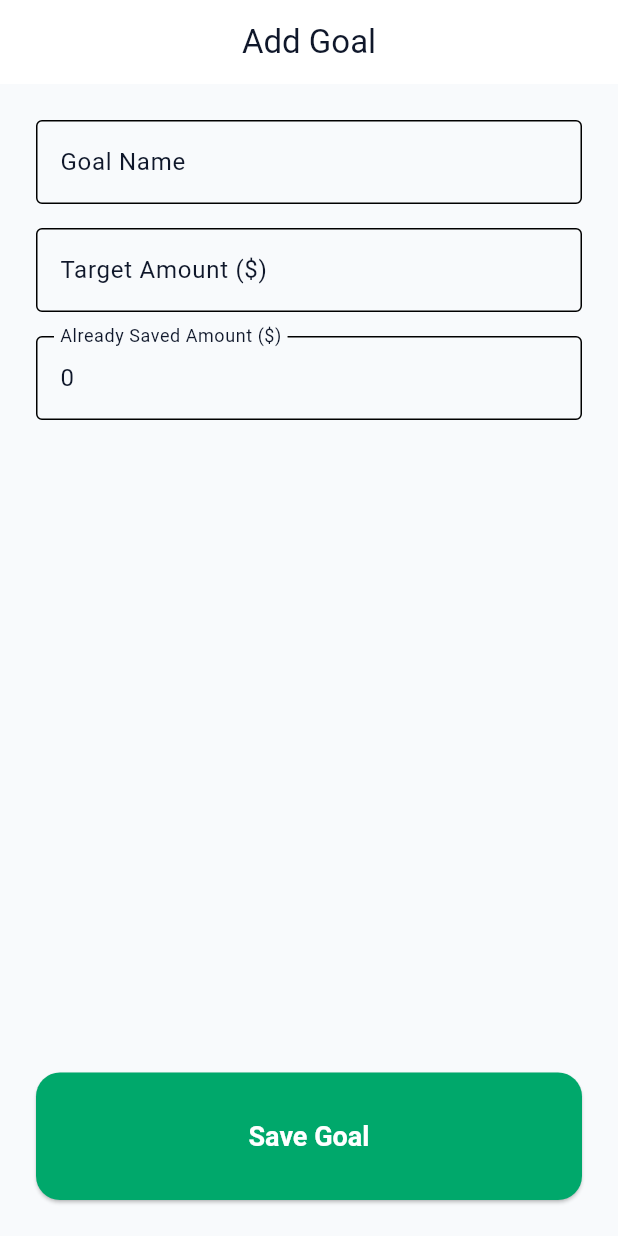
After one commit to Yashwant-Rangrej/Montra, a Flutter app: the AddGoalScreen screen opened by its route, on a phone screen of 412 x 824 dp. The commit adds this screen. Run offline on Flutter 3.47's test engine with Material 3 defaults, Android fonts, the phone set to English and light mode, and no system bars; our stand-ins replace drift, fl_chart, flutter_local_notifications, flutter_riverpod, go_router, image_picker and 2 more; missing offline and left inert: telephony; accounts and stored records are empty; generated files the repository leaves out were written again.

Commit message:
feat: implement budget and savings goal management features with database integration and UI screens

```diff
--- a/montra/lib/src/core/routing/app_router.dart
+++ b/montra/lib/src/core/routing/app_router.dart
@@ -10,6 +10,9 @@ import '../../presentation/main_scaffold.dart';
 import '../../presentation/transactions/add_transaction_screen.dart';
 import '../../presentation/accounts/accounts_screen.dart';
 import '../../presentation/accounts/add_account_screen.dart';
+import '../../presentation/goals/goals_screen.dart';
+import '../../presentation/goals/add_goal_screen.dart';
+import '../../presentation/budgets/add_budget_screen.dart';
 
 final GlobalKey<NavigatorState> _rootNavigatorKey = GlobalKey<NavigatorState>(debugLabel: 'root');
 final GlobalKey<NavigatorState> _shellNavigatorKey = GlobalKey<NavigatorState>(debugLabel: 'shell');
@@ -61,5 +64,20 @@ final GoRouter appRouter = GoRouter(
       parentNavigatorKey: _rootNavigatorKey,
       builder: (context, state) => const AddAccountScreen(),
     ),
+    GoRoute(
+      path: '/goals',
+      parentNavigatorKey: _rootNavigatorKey,
+      builder: (context, state) => const GoalsScreen(),
+    ),
+    GoRoute(
+      path: '/add-goal',
+      parentNavigatorKey: _rootNavigatorKey,
+      builder: (context, state) => const AddGoalScreen(),
+    ),
+    GoRoute(
+      path: '/add-budget',
+      parentNavigatorKey: _rootNavigatorKey,
+      builder: (context, state) => const AddBudgetScreen(),
+    ),
   ],
 );
--- /dev/null
+++ b/montra/lib/src/data/repositories/goal_repository_impl.dart
@@ -0,0 +1,74 @@
+import 'package:drift/drift.dart';
+import '../../domain/entities/goal_entity.dart';
+import '../../domain/repositories/goal_repository.dart';
+import '../database/database.dart';
+
+class GoalRepositoryImpl implements GoalRepository {
+  final AppDatabase _db;
+
+  GoalRepositoryImpl(this._db);
+
+  GoalEntity _mapGoalToEntity(Goal goal) {
+    return GoalEntity(
+      id: goal.id,
+      name: goal.name,
+      targetAmount: goal.targetAmount,
+      savedAmount: goal.savedAmount,
+      targetDate: goal.targetDate,
+      color: goal.color,
+      icon: goal.icon,
+      createdAt: goal.createdAt,
+    );
+  }
+
+  GoalsCompanion _mapEntityToGoal(GoalEntity entity) {
+    return GoalsCompanion(
+      id: entity.id == 0 ? const Value.absent() : Value(entity.id),
+      name: Value(entity.name),
+      targetAmount: Value(entity.targetAmount),
+      savedAmount: Value(entity.savedAmount),
+      targetDate: Value(entity.targetDate),
+      color: Value(entity.color),
+      icon: Value(entity.icon),
+      createdAt: Value(entity.createdAt),
+    );
+  }
+
+  @override
+  Future<List<GoalEntity>> getGoals() async {
+    final goals = await _db.select(_db.goals).get();
+    return goals.map(_mapGoalToEntity).toList();
+  }
+
+  @override
+  Future<GoalEntity?> getGoalById(int id) async {
+    final query = _db.select(_db.goals)..where((t) => t.id.equals(id));
+    final goal = await query.getSingleOrNull();
+    if (goal == null) return null;
+    return _mapGoalToEntity(goal);
+  }
+
+  @override
+  Future<int> insertGoal(GoalEntity goal) async {
+    final companion = _mapEntityToGoal(goal);
+    return await _db.into(_db.goals).insert(companion);
+  }
+
+  @override
+  Future<bool> updateGoal(GoalEntity goal) async {
+    final companion = _mapEntityToGoal(goal);
+    return await _db.update(_db.goals).replace(companion);
+  }
+
+  @override
+  Future<int> deleteGoal(int id) async {
+    return await (_db.delete(_db.goals)..where((t) => t.id.equals(id))).go();
+  }
+
+  @override
+  Stream<List<GoalEntity>> watchGoals() {
+    return _db.select(_db.goals).watch().map((goals) {
+      return goals.map(_mapGoalToEntity).toList();
+    });
+  }
+}
--- /dev/null
+++ b/montra/lib/src/domain/entities/goal_entity.dart
@@ -0,0 +1,43 @@
+class GoalEntity {
+  final int id;
+  final String name;
+  final double targetAmount;
+  final double savedAmount;
+  final DateTime? targetDate;
+  final String? color;
+  final String? icon;
+  final DateTime createdAt;
+
+  GoalEntity({
+    required this.id,
+    required this.name,
+    required this.targetAmount,
+    required this.savedAmount,
+    this.targetDate,
+    this.color,
+    this.icon,
+    required this.createdAt,
+  });
+
+  GoalEntity copyWith({
+    int? id,
+    String? name,
+    double? targetAmount,
+    double? savedAmount,
+    DateTime? targetDate,
+    String? color,
+    String? icon,
+    DateTime? createdAt,
+  }) {
+    return GoalEntity(
+      id: id ?? this.id,
+      name: name ?? this.name,
+      targetAmount: targetAmount ?? this.targetAmount,
+      savedAmount: savedAmount ?? this.savedAmount,
+      targetDate: targetDate ?? this.targetDate,
+      color: color ?? this.color,
+      icon: icon ?? this.icon,
+      createdAt: createdAt ?? this.createdAt,
+    );
+  }
+}
--- a/montra/lib/src/domain/repositories/budget_repository.dart
+++ b/montra/lib/src/domain/repositories/budget_repository.dart
@@ -7,4 +7,5 @@ abstract class BudgetRepository {
   Future<int> insertBudget(BudgetEntity budget);
   Future<bool> updateBudget(BudgetEntity budget);
   Future<int> deleteBudget(int id);
+  Stream<List<BudgetEntity>> watchBudgets();
 }
--- /dev/null
+++ b/montra/lib/src/domain/repositories/goal_repository.dart
@@ -0,0 +1,10 @@
+import '../entities/goal_entity.dart';
+
+abstract class GoalRepository {
+  Future<List<GoalEntity>> getGoals();
+  Future<GoalEntity?> getGoalById(int id);
+  Future<int> insertGoal(GoalEntity goal);
+  Future<bool> updateGoal(GoalEntity goal);
+  Future<int> deleteGoal(int id);
+  Stream<List<GoalEntity>> watchGoals();
+}
--- /dev/null
+++ b/montra/lib/src/presentation/goals/add_goal_screen.dart
@@ -0,0 +1,81 @@
+import 'package:flutter/material.dart';
+import 'package:flutter_riverpod/flutter_riverpod.dart';
+import 'package:go_router/go_router.dart';
+import '../../domain/entities/goal_entity.dart';
+import '../../providers/repository_providers.dart';
+
+class AddGoalScreen extends ConsumerStatefulWidget {
+  const AddGoalScreen({super.key});
+
+  @override
+  ConsumerState<AddGoalScreen> createState() => _AddGoalScreenState();
+}
+
+class _AddGoalScreenState extends ConsumerState<AddGoalScreen> {
+  final _formKey = GlobalKey<FormState>();
+  String _name = '';
+  double _targetAmount = 0.0;
+  double _savedAmount = 0.0;
+
+  @override
+  Widget build(BuildContext context) {
+    return Scaffold(
+      appBar: AppBar(title: const Text('Add Goal')),
+      body: Padding(
+        padding: const EdgeInsets.all(24.0),
+        child: Form(
+          key: _formKey,
+          child: Column(
+            children: [
+              TextFormField(
+                decoration: const InputDecoration(labelText: 'Goal Name', border: OutlineInputBorder()),
+                validator: (value) => value == null || value.isEmpty ? 'Required' : null,
+                onSaved: (value) => _name = value!,
+              ),
+              const SizedBox(height: 16),
+              TextFormField(
+                decoration: const InputDecoration(labelText: 'Target Amount (\$)', border: OutlineInputBorder()),
+                keyboardType: const TextInputType.numberWithOptions(decimal: true),
+                validator: (value) => value == null || value.isEmpty ? 'Required' : null,
+                onSaved: (value) => _targetAmount = double.parse(value!),
+              ),
+              const SizedBox(height: 16),
+              TextFormField(
+                decoration: const InputDecoration(labelText: 'Already Saved Amount (\$)', border: OutlineInputBorder()),
+                keyboardType: const TextInputType.numberWithOptions(decimal: true),
+                initialValue: '0',
+                onSaved: (value) => _savedAmount = double.tryParse(value ?? '0') ?? 0,
+              ),
+              const Spacer(),
+              SizedBox(
+                width: double.infinity,
+                child: ElevatedButton(
+                  onPressed: () async {
+                    if (_formKey.currentState!.validate()) {
+                      _formKey.currentState!.save();
+
+                      final goal = GoalEntity(
+                        id: 0,
+                        name: _name,
+                        targetAmount: _targetAmount,
+                        savedAmount: _savedAmount,
+                        createdAt: DateTime.now(),
+                      );
+
+                      await ref.read(goalRepositoryProvider).insertGoal(goal);
+                      if (mounted) context.pop();
+                    }
+                  },
+                  child: const Padding(
+                    padding: EdgeInsets.all(16.0),
+                    child: Text('Save Goal'),
+                  ),
+                ),
+              ),
+            ],
+          ),
+        ),
+      ),
+    );
+  }
+}
```
Also changed, not shown: montra/lib/src/data/database/database.dart (+5 -2 lines), montra/lib/src/data/database/tables.dart (+11 -0 lines), montra/lib/src/data/repositories/budget_repository_impl.dart (+7 -0 lines), montra/lib/src/presentation/budgets/add_budget_screen.dart (added, +89 -0 lines), montra/lib/src/presentation/budgets/budgets_screen.dart (+31 -10 lines), montra/lib/src/presentation/dashboard/dashboard_screen.dart (+52 -2 lines), montra/lib/src/presentation/goals/goals_screen.dart (added, +105 -0 lines), montra/lib/src/presentation/settings/settings_screen.dart (+23 -4 lines), montra/lib/src/providers/budgets_provider.dart (added, +63 -0 lines), montra/lib/src/providers/goals_provider.dart (added, +8 -0 lines), montra/lib/src/providers/repository_providers.dart (+12 -0 lines), montra/lib/src/services/sms/sms_parser_service.dart (+16 -0 lines), montra/pubspec.yaml (+7 -69 lines), montra/assets/logo.png, 2 more files, 28 other files.
